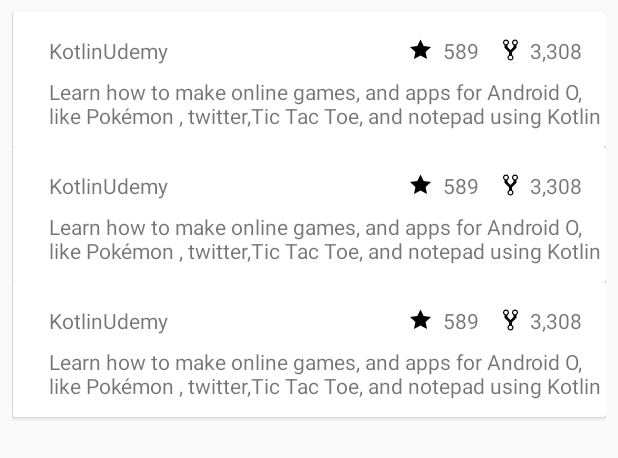
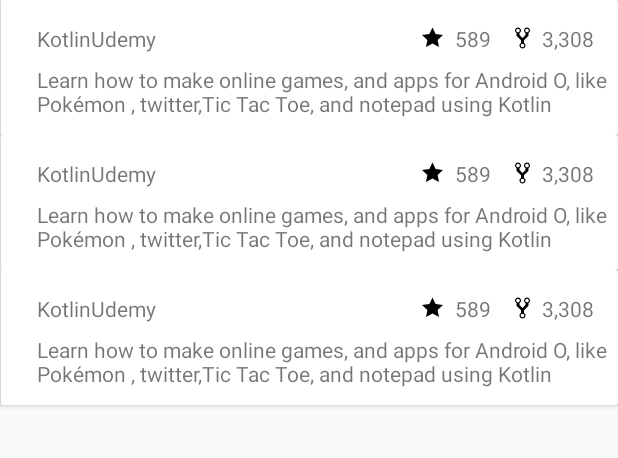
Before and after one commit to GabriellCosta/github-repo-view, an Android app: the layout activity_repo.xml on its own in the app's theme, with its tools: preview values and no code run, on a phone screen of 412 x 824 dp. Shown: the top 458 px of the screen. Run offline under Robolectric (Android 15) with nearby library versions, the phone set to English and light mode, and no system bars.

```diff
--- a/feature/repo/src/main/res/layout/activity_repo.xml
+++ b/feature/repo/src/main/res/layout/activity_repo.xml
@@ -6,15 +6,10 @@
   android:layout_height="match_parent"
   xmlns:app="http://schemas.android.com/apk/res-auto">
 
-
   <androidx.recyclerview.widget.RecyclerView
     android:id="@+id/rv_repo"
     android:layout_width="match_parent"
     android:layout_height="match_parent"
-    android:layout_marginTop="8dp"
-    android:layout_marginBottom="8dp"
-    android:layout_marginStart="8dp"
-    android:layout_marginEnd="8dp"
     tools:listitem="@layout/item_list_repo"/>
 
   <ProgressBar
```
Also changed, not shown: feature/repo/src/main/kotlin/me/tigrao/github/repo/view/CustomItemDecoration.kt (+6 -1 lines), feature/repo/src/main/kotlin/me/tigrao/github/repo/view/RepoActivity.kt (+2 -8 lines).
